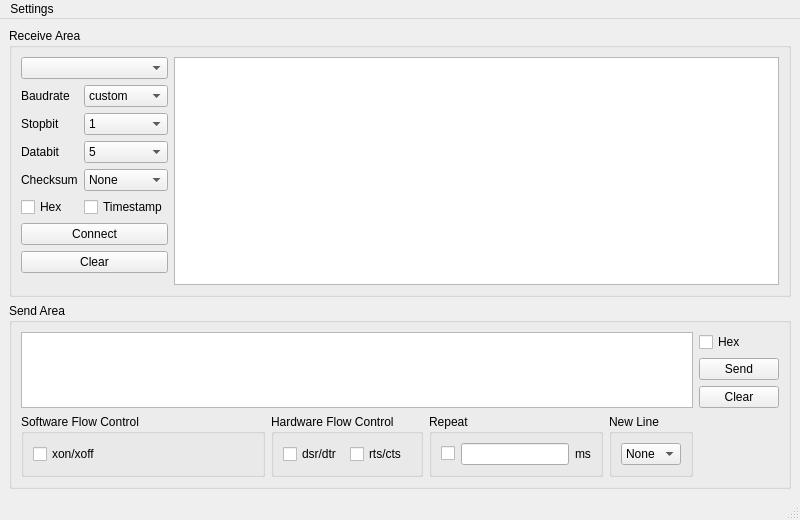
Above: src/main.ui from nixgnauhcuy/QtComMate before the change. Below: the same form after it.
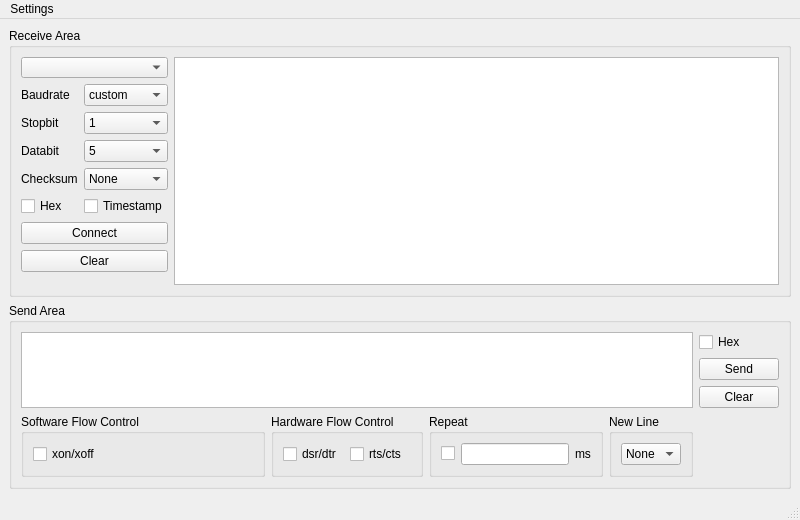
That is the form after the change. Icons and pictures are not drawn. Custom widgets are drawn as their Qt base class.

Commit message: Fix Bug - Repair UI abnormalities caused by switching themes

```diff
--- a/src/main.ui
+++ b/src/main.ui
@@ -175,6 +175,12 @@
              <height>0</height>
             </size>
            </property>
+           <property name="maximumSize">
+            <size>
+             <width>170</width>
+             <height>21</height>
+            </size>
+           </property>
           </widget>
          </item>
          <item row="1" column="0">
```
Left out of the diff: 14 changed lines with no effect on the pictures. The commit also changes 2 other files.
